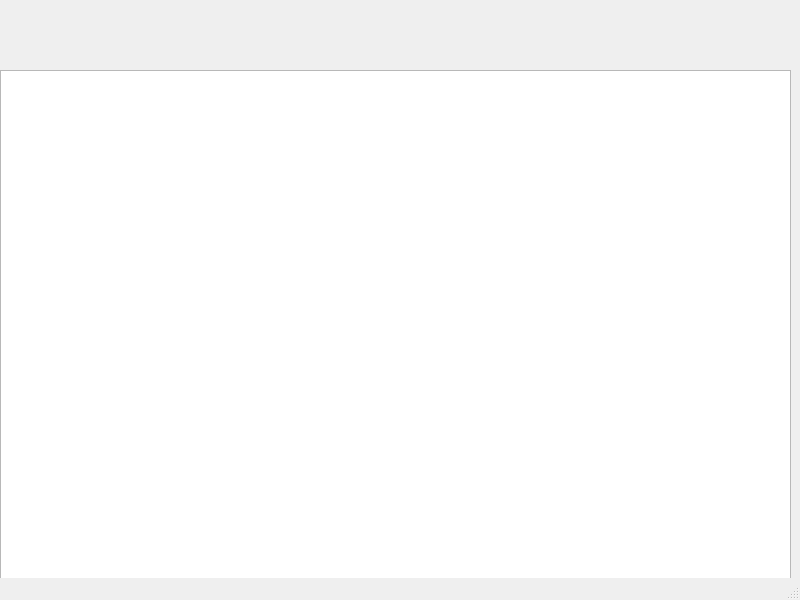
Before: the Qt Designer form finalinfo2/mainwindow.ui in edison-serrano/proyectofinal, drawn with Qt 5.
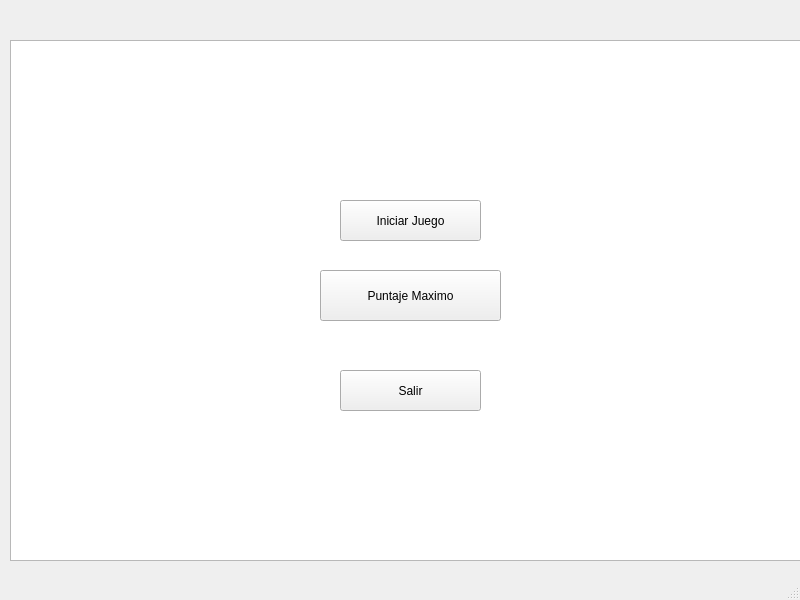
After: the same form once the commit is applied.

Commit message: agrego menu principal con boton para iniciar juego funcional

Diff of the .ui file:
```diff
--- a/finalinfo2/mainwindow.ui
+++ b/finalinfo2/mainwindow.ui
@@ -17,8 +17,8 @@
    <widget class="QGraphicsView" name="graphicsView">
     <property name="geometry">
      <rect>
-      <x>0</x>
-      <y>70</y>
+      <x>10</x>
+      <y>40</y>
       <width>791</width>
       <height>521</height>
      </rect>
@@ -50,6 +50,45 @@
      <string/>
     </property>
    </widget>
+   <widget class="QPushButton" name="startGameButton">
+    <property name="geometry">
+     <rect>
+      <x>340</x>
+      <y>200</y>
+      <width>141</width>
+      <height>41</height>
+     </rect>
+    </property>
+    <property name="text">
+     <string>Iniciar Juego</string>
+    </property>
+   </widget>
+   <widget class="QPushButton" name="highScoreButton">
+    <property name="geometry">
+     <rect>
+      <x>320</x>
+      <y>270</y>
+      <width>181</width>
+      <height>51</height>
+     </rect>
+    </property>
+    <property name="text">
+     <string>Puntaje Maximo</string>
+    </property>
+   </widget>
+   <widget class="QPushButton" name="quitButton">
+    <property name="geometry">
+     <rect>
+      <x>340</x>
+      <y>370</y>
+      <width>141</width>
+      <height>41</height>
+     </rect>
+    </property>
+    <property name="text">
+     <string>Salir</string>
+    </property>
+   </widget>
   </widget>
   <widget class="QMenuBar" name="menubar">
    <property name="geometry">
```
Left out of the diff: 2 changed lines with no effect on the pictures. The commit also changes 6 other files.
